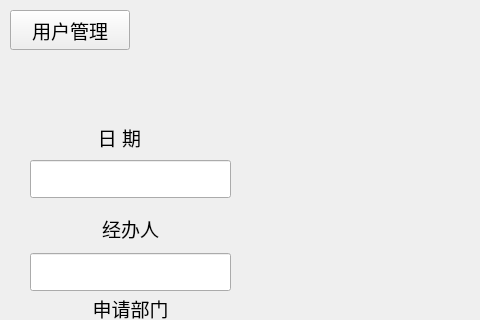
Above: mainwindow.ui from czhc001/Qt-Project-FAPIAO before the change; both pictures show x 0 to 480 and y 0 to 320 of the 948 by 673 pixel window. Below: the same form after it.
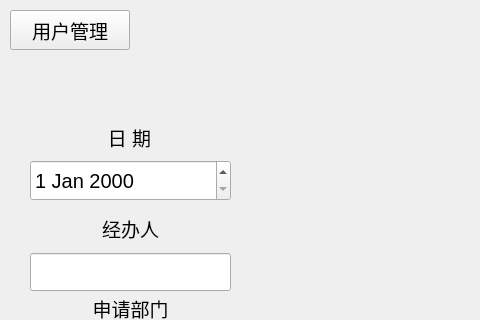
That is the form after the change. Icons and pictures are not drawn.

Diff of the .ui file:
```diff
--- a/mainwindow.ui
+++ b/mainwindow.ui
@@ -249,10 +249,28 @@
      </item>
     </layout>
    </widget>
+   <widget class="QDateEdit" name="dateEdit">
+    <property name="geometry">
+     <rect>
+      <x>30</x>
+      <y>160</y>
+      <width>201</width>
+      <height>41</height>
+     </rect>
+    </property>
+    <property name="font">
+     <font>
+      <pointsize>15</pointsize>
+     </font>
+    </property>
+    <property name="calendarPopup">
+     <bool>false</bool>
+    </property>
+   </widget>
    <widget class="QLabel" name="label_date">
     <property name="geometry">
      <rect>
-      <x>20</x>
+      <x>30</x>
       <y>120</y>
       <width>199</width>
       <height>34</height>
@@ -349,27 +367,6 @@
      <string/>
     </property>
    </widget>
-   <widget class="QLineEdit" name="lineEdit_date">
-    <property name="geometry">
-     <rect>
-      <x>30</x>
-      <y>160</y>
-      <width>201</width>
-      <height>38</height>
-     </rect>
-    </property>
-    <property name="minimumSize">
-     <size>
-      <width>0</width>
-      <height>38</height>
-     </size>
-    </property>
-    <property name="font">
-     <font>
-      <pointsize>14</pointsize>
-     </font>
-    </property>
-   </widget>
   </widget>
   <widget class="QStatusBar" name="statusbar"/>
  </widget>
```
